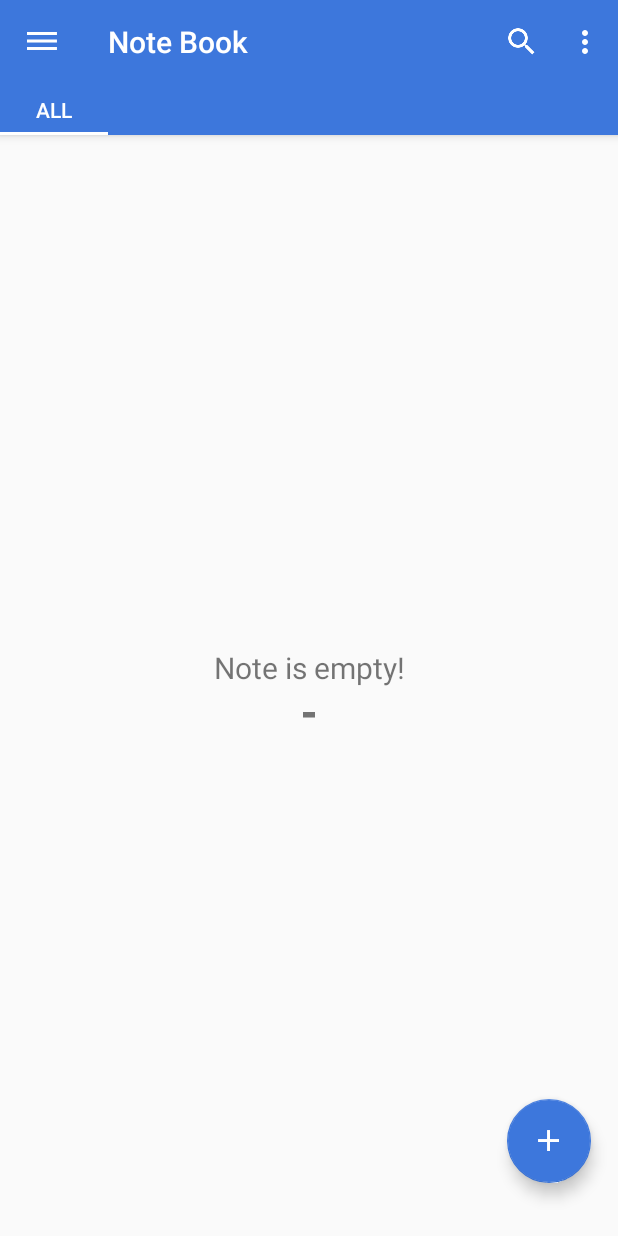
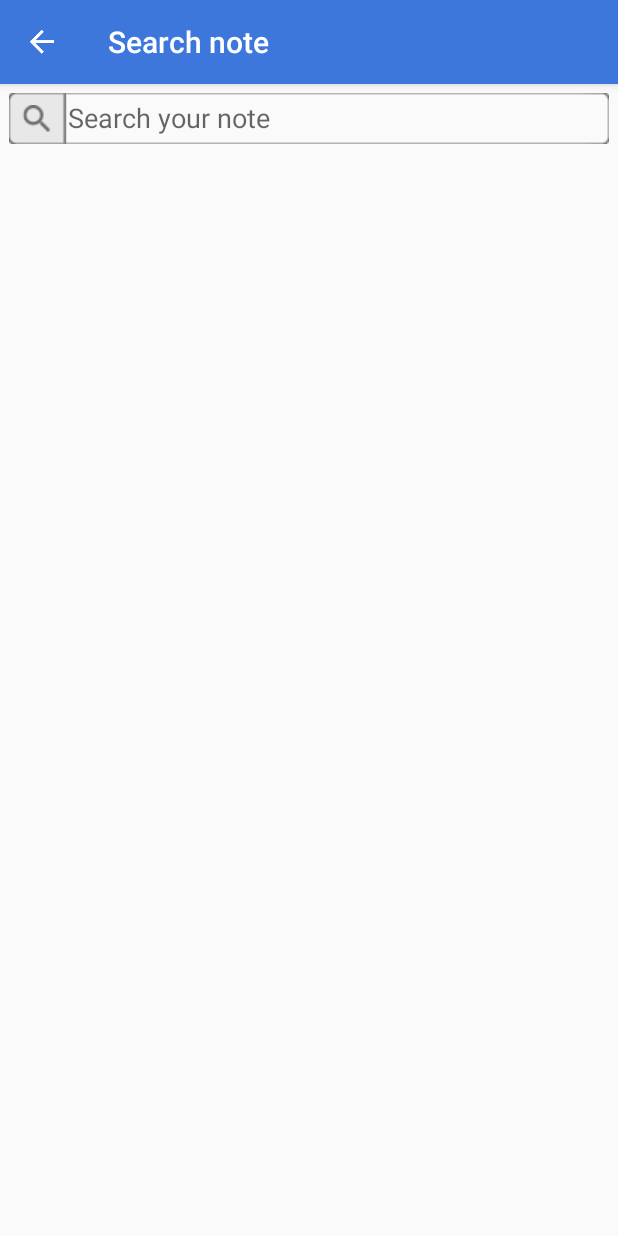
Before and after one commit to baovkb/BookNote_Android, an Android app: the screen it shows after launch (MainActivity), after a tap on "Search", on a phone screen of 412 x 824 dp. Run offline under Robolectric (Android 15) with nearby library versions, the phone set to English and light mode, and no system bars; our stand-ins replace Room's generated code.

Commit message:
add search note feature

```diff
--- a/app/build.gradle.kts
+++ b/app/build.gradle.kts
@@ -11,7 +11,7 @@ android {
         minSdk = 33
         targetSdk = 34
         versionCode = 1
-        versionName = "1.0.0"
+        versionName = "1.0.11"
 
         testInstrumentationRunner = "androidx.test.runner.AndroidJUnitRunner"
     }
--- a/app/src/main/java/com/vkbao/notebook/daos/NoteDao.java
+++ b/app/src/main/java/com/vkbao/notebook/daos/NoteDao.java
@@ -33,4 +33,9 @@ public interface NoteDao {
 
     @Query("SELECT * FROM Note WHERE note_id=:note_id")
     Note getNoteByID(final long note_id);
+
+    @Query("SELECT * FROM Note " +
+            "WHERE title LIKE '%' || :keyword || '%' " +
+            "OR description LIKE '%' || :keyword || '%'")
+    List<Note> searchNote(String keyword);
 }
--- a/app/src/main/java/com/vkbao/notebook/fragments/EditNoteFragment.java
+++ b/app/src/main/java/com/vkbao/notebook/fragments/EditNoteFragment.java
@@ -80,6 +80,7 @@ public class EditNoteFragment extends Fragment implements View.OnClickListener {
         ((MainActivity)getActivity()).setSupportActionBar(toolbar);
         ((MainActivity)getActivity()).getSupportActionBar().setDisplayHomeAsUpEnabled(true);
         ((MainActivity)getActivity()).getSupportActionBar().setHomeButtonEnabled(true);
+        requireActivity().addMenuProvider(getMenuProvider(), getViewLifecycleOwner(), Lifecycle.State.RESUMED);
 
         noteViewModel = new ViewModelProvider(requireActivity()).get(NoteViewModel.class);
         noteLabelViewModel = new ViewModelProvider(requireActivity()).get(NoteLabelViewModel.class);
@@ -90,8 +91,6 @@ public class EditNoteFragment extends Fragment implements View.OnClickListener {
             noteTitle.setText(note.getTitle());
             noteDescription.setText(note.getDescription());
         }
-
-        requireActivity().addMenuProvider(getMenuProvider(), getViewLifecycleOwner(), Lifecycle.State.RESUMED);
 
 //        Label feature
         editNoteLabelRecyclerView = view.findViewById(R.id.edit_note_label_list);
--- a/app/src/main/java/com/vkbao/notebook/fragments/MainScreenFragment.java
+++ b/app/src/main/java/com/vkbao/notebook/fragments/MainScreenFragment.java
@@ -209,7 +209,11 @@ public class MainScreenFragment
                 }
 
                 if (itemId == R.id.search) {
-                    Toast.makeText(getActivity(), "Search button selected", Toast.LENGTH_SHORT).show();
+                    getParentFragmentManager()
+                            .beginTransaction()
+                            .replace(R.id.main_screen_fragment, new SearchNoteFragment())
+                            .addToBackStack(null)
+                            .commit();
                     return true;
                 } else if (itemId == R.id.about) {
                     Intent intent = new Intent(getActivity(), ContactActivity.class);
--- /dev/null
+++ b/app/src/main/java/com/vkbao/notebook/fragments/SearchNoteFragment.java
@@ -0,0 +1,145 @@
+package com.vkbao.notebook.fragments;
+
+import android.os.Bundle;
+
+import androidx.annotation.NonNull;
+import androidx.annotation.Nullable;
+import androidx.appcompat.widget.Toolbar;
+import androidx.core.view.MenuProvider;
+import androidx.fragment.app.Fragment;
+import androidx.fragment.app.FragmentManager;
+import androidx.lifecycle.Lifecycle;
+import androidx.lifecycle.ViewModelProvider;
+import androidx.recyclerview.widget.LinearLayoutManager;
+import androidx.recyclerview.widget.RecyclerView;
+
+import android.text.Editable;
+import android.text.TextWatcher;
+import android.util.Log;
+import android.view.LayoutInflater;
+import android.view.Menu;
+import android.view.MenuInflater;
+import android.view.MenuItem;
+import android.view.View;
+import android.view.ViewGroup;
+
+import com.google.android.material.textfield.TextInputEditText;
+import com.vkbao.notebook.R;
+import com.vkbao.notebook.activities.MainActivity;
+import com.vkbao.notebook.adapters.NoteAdapter;
+import com.vkbao.notebook.viewmodels.NoteLabelViewModel;
+import com.vkbao.notebook.viewmodels.NoteViewModel;
+
+import java.util.ArrayList;
+
+public class SearchNoteFragment extends Fragment {
+    private TextInputEditText searchTextSearchBar;
+    private RecyclerView searchNoteRCV;
+    private NoteViewModel noteViewModel;
+    private NoteAdapter noteAdapter;
+    private NoteLabelViewModel noteLabelViewModel;
+
+    public SearchNoteFragment() {
+        // Required empty public constructor
+    }
+
+
+    @Override
+    public void onCreate(Bundle savedInstanceState) {
+        super.onCreate(savedInstanceState);
+    }
+
+    @Override
+    public void onViewCreated(@NonNull View view, @Nullable Bundle savedInstanceState) {
+        super.onViewCreated(view, savedInstanceState);
+
+        init(view);
+        setUpEvent();
+    }
+
+    @Override
+    public View onCreateView(LayoutInflater inflater, ViewGroup container,
+                             Bundle savedInstanceState) {
+        // Inflate the layout for this fragment
+        return inflater.inflate(R.layout.fragment_search_note, container, false);
+    }
+
+    public void init(View view) {
+        Toolbar searchNoteToolbar = (Toolbar) view.findViewById(R.id.search_note_toolbar);
+        ((MainActivity)requireActivity()).setSupportActionBar(searchNoteToolbar);
+        ((MainActivity)requireActivity()).getSupportActionBar().setDisplayHomeAsUpEnabled(true);
+        ((MainActivity)requireActivity()).getSupportActionBar().setHomeButtonEnabled(true);
+        requireActivity().addMenuProvider(getMenuProvider(), getViewLifecycleOwner(), Lifecycle.State.RESUMED);
+
+        searchTextSearchBar = view.findViewById(R.id.search_note_search_bar);
+        searchNoteRCV = view.findViewById(R.id.search_note_result_recycler_view);
+        noteViewModel = new ViewModelProvider(requireActivity()).get(NoteViewModel.class);
+        noteLabelViewModel = new ViewModelProvider(requireActivity()).get(NoteLabelViewModel.class);
+        noteAdapter = new NoteAdapter();
+        searchNoteRCV.setLayoutManager(new LinearLayoutManager(requireActivity(), LinearLayoutManager.VERTICAL, false));
+        searchNoteRCV.setAdapter(noteAdapter);
+    }
+
+    public void setUpEvent() {
+        searchTextSearchBar.addTextChangedListener(new TextWatcher() {
+            @Override
+            public void beforeTextChanged(CharSequence charSequence, int i, int i1, int i2) {
+
+            }
+
+            @Override
+            public void onTextChanged(CharSequence charSequence, int i, int i1, int i2) {
+                String keyword = searchTextSearchBar.getText().toString().trim();
+                if (keyword.isEmpty()) {
+                    noteAdapter.setNotes(new ArrayList<>());
+                } else {
+                    noteViewModel.searchNote(keyword, (noteList) -> {
+                        noteAdapter.setNotes(noteList);
+                    });
+                }
+            }
+
+            @Override
+            public void afterTextChanged(Editable editable) {
+
+            }
+        });
+
+        noteAdapter.setOnItemClickListener((note) -> {
+            FragmentManager fragmentManager = requireActivity().getSupportFragmentManager();
+            ViewNoteFragment viewNoteFragment = new ViewNoteFragment();
+            Bundle bundle = new Bundle();
+            bundle.putParcelable("note", note);
+//          get all label of note
+            noteLabelViewModel.getLabelsByNoteID(note.getNote_id(), (labelList) -> {
+                ArrayList tmp = new ArrayList<>(labelList);
+                bundle.putParcelableArrayList("labels", tmp);
+                viewNoteFragment.setArguments(bundle);
+
+                fragmentManager
+                        .beginTransaction()
+                        .replace(R.id.main_screen_fragment, viewNoteFragment)
+                        .addToBackStack(null)
+                        .commit();
+            });
+        });
+    }
+
+    public MenuProvider getMenuProvider() {
+        return new MenuProvider() {
+            @Override
+            public void onCreateMenu(@NonNull Menu menu, @NonNull MenuInflater menuInflater) {
+            }
+
+            @Override
+            public boolean onMenuItemSelected(@NonNull MenuItem menuItem) {
+                int id = menuItem.getItemId();
+                if (id == android.R.id.home) {
+                    getParentFragmentManager().popBackStackImmediate();
+                }
+
+                return true;
+            }
+        };
+    }
+}
--- a/app/src/main/java/com/vkbao/notebook/respository/NoteRepository.java
+++ b/app/src/main/java/com/vkbao/notebook/respository/NoteRepository.java
@@ -62,4 +62,13 @@ public class NoteRepository {
             new Handler(Looper.getMainLooper()).post(() -> callBack.onResult(note));
         });
     }
+
+    public void searchNote(String keyword, CallBack<List<Note>> callBack) {
+        executorService.execute(() -> {
+            List<Note> noteListLiveData = noteDao.searchNote(keyword);
+            new Handler(Looper.getMainLooper()).post(() -> {
+                callBack.onResult(noteListLiveData);
+            });
+        });
+    }
 }
--- a/app/src/main/java/com/vkbao/notebook/viewmodels/NoteViewModel.java
+++ b/app/src/main/java/com/vkbao/notebook/viewmodels/NoteViewModel.java
@@ -1,6 +1,7 @@
 package com.vkbao.notebook.viewmodels;
 
 import android.app.Application;
+import android.telecom.Call;
 import android.util.Log;
 
 import androidx.annotation.NonNull;
@@ -29,20 +30,28 @@ public class NoteViewModel extends AndroidViewModel {
     public void update(Note...notes) {
         noteRepository.update(notes);
     }
+
     public void delete(Note...notes) {
         noteRepository.delete(notes);
     }
+
     public void deleteByID(long note_id) {
         noteRepository.deleteByID(note_id);
     }
+
     public void getNoteByID(long note_id, CallBack<Note> callBack){
         noteRepository.getNoteByID(note_id, callBack);
     }
+
     public void deleteAll() {
         noteRepository.deleteAll();
     }
+
     public LiveData<List<Note>> getAllNotes() {
         return allNotes;
     }
 
+    public void searchNote(String keyword, CallBack<List<Note>> callBack) {
+        noteRepository.searchNote(keyword, callBack);
+    }
 }
--- a/app/src/main/res/layout/fragment_main_screen.xml
+++ b/app/src/main/res/layout/fragment_main_screen.xml
@@ -70,7 +70,7 @@
                 android:layout_height="0dp"
                 app:layout_constraintBottom_toBottomOf="parent"
                 app:layout_constraintEnd_toEndOf="parent"
-                app:layout_constraintTop_toBottomOf="@+id/main_screen_toolbar"
+                app:layout_constraintTop_toBottomOf="@+id/main_screen_tablayout"
                 android:elevation="4dp">
 
                 <View
--- /dev/null
+++ b/app/src/main/res/layout/fragment_search_note.xml
@@ -0,0 +1,48 @@
+<?xml version="1.0" encoding="utf-8"?>
+<androidx.constraintlayout.widget.ConstraintLayout xmlns:android="http://schemas.android.com/apk/res/android"
+    xmlns:app="http://schemas.android.com/apk/res-auto"
+    xmlns:tools="http://schemas.android.com/tools"
+    android:layout_width="match_parent"
+    android:layout_height="match_parent"
+    tools:context=".fragments.SearchNoteFragment">
+
+    <androidx.appcompat.widget.Toolbar
+        android:id="@+id/search_note_toolbar"
+        android:layout_width="match_parent"
+        android:layout_height="?attr/actionBarSize"
+        android:background="@color/colorPrimary"
+        app:navigationIcon="@drawable/ic_action_arrow_back"
+        android:elevation="4dp"
+        app:title="@string/search_note_title"
+        app:titleTextColor="@color/white"
+        android:theme="@style/Theme.NoteBook"
+        app:layout_constraintEnd_toEndOf="parent"
+        app:layout_constraintStart_toStartOf="parent"
+        app:layout_constraintTop_toTopOf="parent">
+
+    </androidx.appcompat.widget.Toolbar>
+
+    <com.google.android.material.textfield.TextInputEditText
+        android:id="@+id/search_note_search_bar"
+        android:layout_width="match_parent"
+        android:layout_height="wrap_content"
+        android:layout_margin="6dp"
+        android:background="@drawable/bg_note_search"
+        android:hint="@string/search_note_hint"
+        android:singleLine="true"
+        app:layout_constraintEnd_toEndOf="parent"
+        app:layout_constraintStart_toStartOf="parent"
+        app:layout_constraintTop_toBottomOf="@+id/search_note_toolbar"></com.google.android.material.textfield.TextInputEditText>
+
+    <androidx.recyclerview.widget.RecyclerView
+        android:id="@+id/search_note_result_recycler_view"
+        android:layout_width="match_parent"
+        android:layout_height="0dp"
+        android:layout_marginTop="6dp"
+        app:layout_constraintTop_toBottomOf="@+id/search_note_search_bar"
+        app:layout_constraintEnd_toEndOf="parent"
+        app:layout_constraintStart_toStartOf="parent"
+        app:layout_constraintBottom_toBottomOf="parent"/>
+
+
+</androidx.constraintlayout.widget.ConstraintLayout>
--- a/app/src/main/res/values/strings.xml
+++ b/app/src/main/res/values/strings.xml
@@ -9,8 +9,12 @@
     <string name="common_action_add">+Add</string>
     <string name="common_action_ok">Ok</string>
 
-<!--    Tab name-->
+    <!--    Tab name-->
     <string name="tab_name_all">All</string>
+
+<!--    Search note-->
+    <string name="search_note_title">Search note</string>
+    <string name="search_note_hint">Search your note</string>
 
     <string name="common_action_insert_img">Insert images</string>
     <string name="common_action_set_label">Set label</string>
```
Also changed, not shown: app/src/main/res/drawable/bg_note_search.9.png (renamed from app/src/main/res/drawable/bg_edt_search.9.png), 1 other file.
